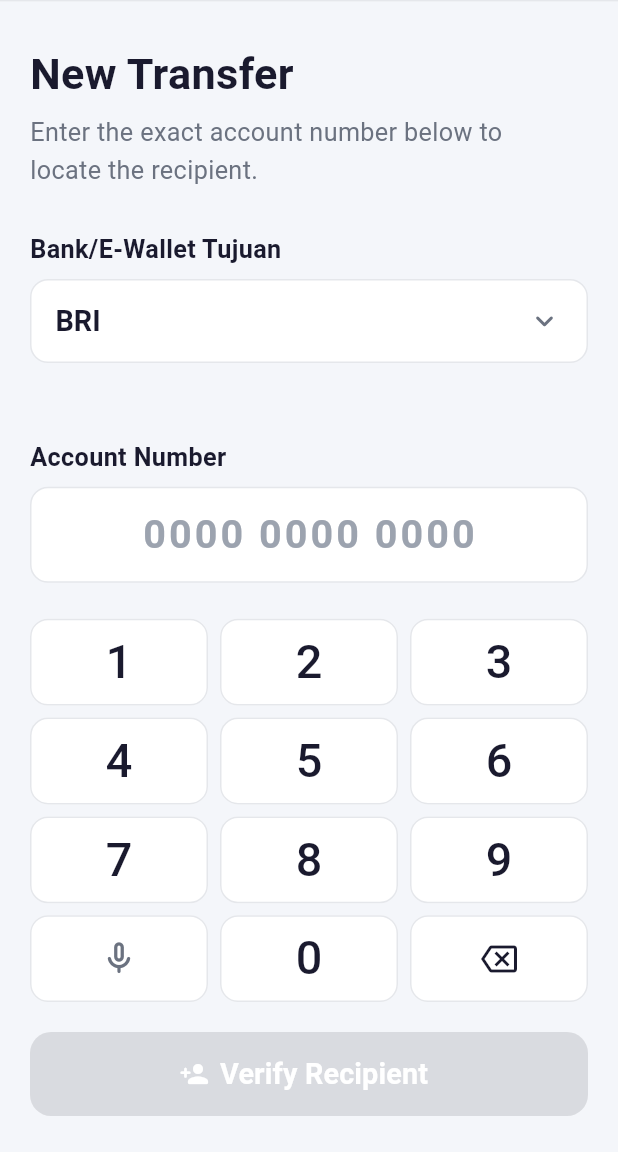
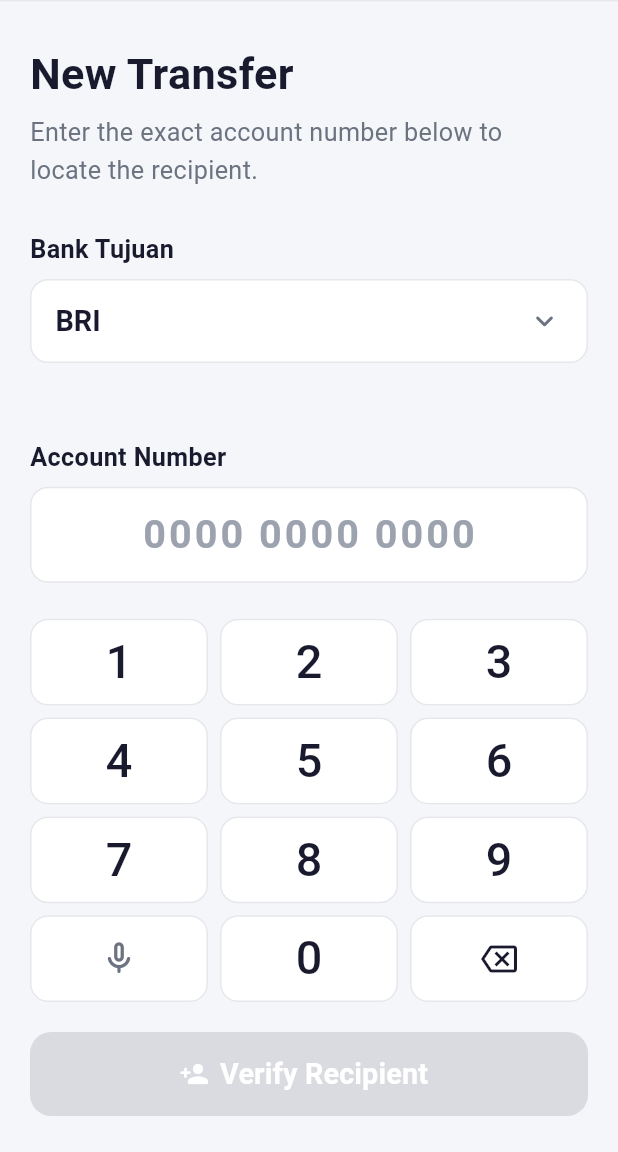
Before and after one commit to kurrobb/FP_IMK, a Flutter app: the InputPenerimaScreen screen opened directly with empty values, on a phone screen of 412 x 824 dp, the part 84-1236 px from its top. Run offline on Flutter 3.47's test engine with Material 3 defaults, Android fonts, the phone set to English and light mode, and no system bars; our stand-ins replace shared_preferences; accounts and stored records are empty; Roboto replaces fonts that are missing (Inter).

Commit message:
feat: dynamic dropdown and placeholder based on bank or e-wallet selection
- Bank Account → label "Bank Tujuan", banks list, placeholder 0000 0000 0000
- E-Wallet → label "E-Wallet Tujuan", e-wallets list (GoPay, OVO, Dana, LinkAja, ShopeePay), placeholder 0812 3456 7890

```diff
--- a/lib/screens/input_penerima_screen.dart
+++ b/lib/screens/input_penerima_screen.dart
@@ -19,11 +19,23 @@ class InputPenerimaScreen extends StatefulWidget {
 
 class _InputPenerimaScreenState extends State<InputPenerimaScreen> {
   final _accountController = TextEditingController();
-  String _selectedBank = 'BRI';
   bool _isLoading = false;
   String _account = '';
 
+  bool get _isEwallet => widget.method == 'E-Wallet';
+  List<String> get _items => _isEwallet ? _ewallets : _banks;
+  String get _dropdownLabel => _isEwallet ? 'E-Wallet Tujuan' : 'Bank Tujuan';
+  String get _accountFieldLabel => _isEwallet ? 'Phone Number' : 'Account Number';
+  String get _placeholder => _isEwallet ? '0812 3456 7890' : '0000 0000 0000';
+
+  String get _selectedItem {
+    final first = _items.first;
+    return _items.contains(_selectedItemState) ? _selectedItemState : first;
+  }
+  String _selectedItemState = '';
+
   static const _banks = ['BRI', 'BCA', 'Mandiri', 'BNI', 'CIMB', 'Danamon'];
+  static const _ewallets = ['GoPay', 'OVO', 'Dana', 'LinkAja', 'ShopeePay'];
 
   @override
   void dispose() {
@@ -79,7 +91,7 @@ class _InputPenerimaScreenState extends State<InputPenerimaScreen> {
       MaterialPageRoute(
         builder: (_) => InputNominalScreen(
           recipientName: widget.prefillName ?? 'Penerima Terverifikasi',
-          bank: _selectedBank,
+          bank: _selectedItem,
           accountNumber: _account.replaceAll(' ', ''),
         ),
       ),
@@ -133,9 +145,9 @@ class _InputPenerimaScreenState extends State<InputPenerimaScreen> {
                     const SizedBox(height: 28),
 
                     // Bank dropdown
-                    const Text(
-                      'Bank/E-Wallet Tujuan',
-                      style: TextStyle(
+                    Text(
+                      _dropdownLabel,
+                      style: const TextStyle(
                         fontSize: 14,
                         fontWeight: FontWeight.w600,
                         color: AppColors.textPrimary,
@@ -143,7 +155,7 @@ class _InputPenerimaScreenState extends State<InputPenerimaScreen> {
                     ),
                     const SizedBox(height: 8),
                     Semantics(
-                      label: 'Select bank, current: $_selectedBank',
+                      label: 'Select $_dropdownLabel, current: $_selectedItem',
                       child: Container(
                         height: 56,
                         decoration: BoxDecoration(
@@ -153,7 +165,7 @@ class _InputPenerimaScreenState extends State<InputPenerimaScreen> {
                         ),
                         child: DropdownButtonHideUnderline(
                           child: DropdownButton<String>(
-                            value: _selectedBank,
+                            value: _selectedItem,
                             isExpanded: true,
                             padding: const EdgeInsets.symmetric(horizontal: 16),
                             style: const TextStyle(
@@ -163,13 +175,13 @@ class _InputPenerimaScreenState extends State<InputPenerimaScreen> {
                             ),
                             icon: const Icon(Icons.keyboard_arrow_down_rounded,
                                 color: AppColors.textSecondary),
-                            items: _banks
+                            items: _items
                                 .map((b) => DropdownMenuItem(
                                       value: b,
                                       child: Text(b),
                                     ))
                                 .toList(),
-                            onChanged: (v) => setState(() => _selectedBank = v!),
+                            onChanged: (v) => setState(() => _selectedItemState = v!),
                           ),
                         ),
                       ),
@@ -187,9 +199,9 @@ class _InputPenerimaScreenState extends State<InputPenerimaScreen> {
             child: Column(
               crossAxisAlignment: CrossAxisAlignment.start,
               children: [
-                const Text(
-                  'Account Number',
-                  style: TextStyle(
+                Text(
+                  _accountFieldLabel,
+                  style: const TextStyle(
                     fontSize: 14,
                     fontWeight: FontWeight.w600,
                     color: AppColors.textPrimary,
@@ -205,7 +217,7 @@ class _InputPenerimaScreenState extends State<InputPenerimaScreen> {
                   ),
                   child: Center(
                     child: Text(
-                      _account.isEmpty ? '0000 0000 0000' : _formatAccount(_account),
+                      _account.isEmpty ? _placeholder : _formatAccount(_account),
                       style: TextStyle(
                         fontSize: 22,
                         fontWeight: FontWeight.w600,
```
